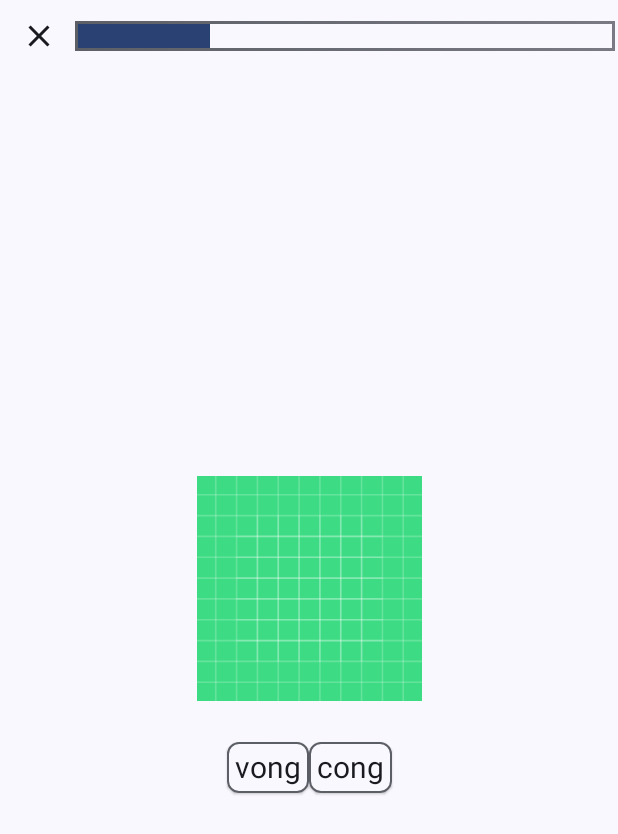
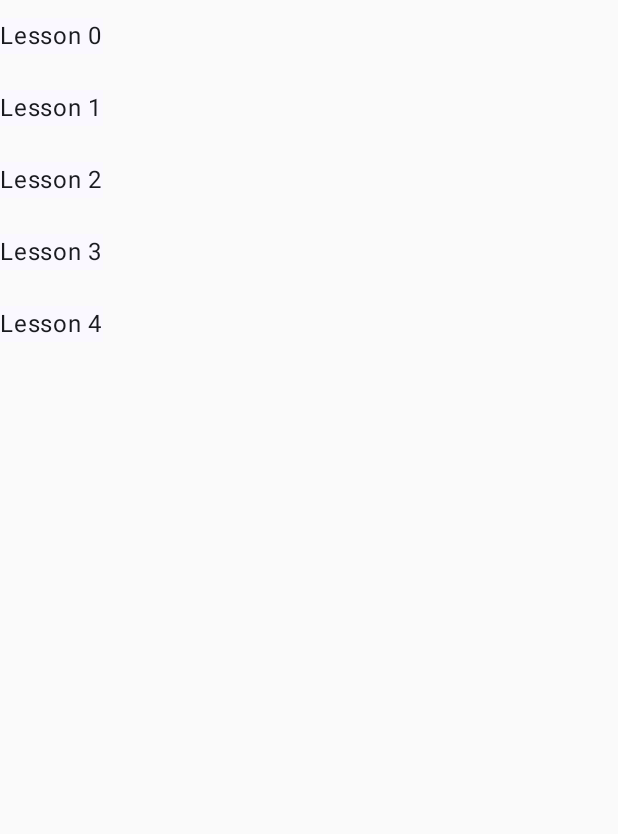
Before and after one commit to ihzonaid/IhLearn, an Android app built with Jetpack Compose: the screen it shows after launch (MainActivity), on a phone screen of 412 x 824 dp. Shown: the top 834 px of the screen. Run offline under Robolectric (Android 15) with nearby library versions, the phone set to English and light mode, and no system bars.

Commit message:
Add new screen lesson with navigation controller

```diff
--- a/app/build.gradle
+++ b/app/build.gradle
@@ -50,6 +50,8 @@ android {
 }
 
 dependencies {
+    implementation platform('androidx.compose:compose-bom:2022.10.00')
+
     // navigation
     def nav_version = "2.5.3"
     implementation "androidx.navigation:navigation-compose:$nav_version"
--- a/app/src/main/java/com/example/learnapp/MainActivity.kt
+++ b/app/src/main/java/com/example/learnapp/MainActivity.kt
@@ -3,18 +3,10 @@ package com.example.learnapp
 import android.os.Bundle
 import androidx.activity.ComponentActivity
 import androidx.activity.compose.setContent
-import androidx.compose.foundation.layout.Column
-import androidx.compose.foundation.layout.fillMaxSize
-import androidx.compose.material3.MaterialTheme
-import androidx.compose.material3.Surface
-import androidx.compose.runtime.getValue
-import androidx.compose.runtime.mutableStateOf
-import androidx.compose.runtime.remember
-import androidx.compose.ui.Modifier
-import com.example.learnapp.ui.components.IntroduceAlphabet
-import com.example.learnapp.ui.components.MyProgressBar
-import com.example.learnapp.ui.components.TapWord
-import com.example.learnapp.ui.components.TapWordStartWithLetter
+import androidx.navigation.compose.NavHost
+import androidx.navigation.compose.composable
+import androidx.navigation.compose.rememberNavController
+import com.example.learnapp.ui.screens.LessonsScreen
 import com.example.learnapp.ui.screens.QuizScreen
 import com.example.learnapp.ui.theme.LearnAppTheme
 
@@ -23,12 +15,20 @@ class MainActivity : ComponentActivity() {
     override fun onCreate(savedInstanceState: Bundle?) {
 
         super.onCreate(savedInstanceState)
+
+
         setContent {
-            val (index, setIndex) = remember { mutableStateOf(0) }
+
             LearnAppTheme {
-                // A surface container using the 'background' color from the theme
-                QuizScreen()
-
+                val navController = rememberNavController()
+                NavHost(navController = navController, startDestination = "lessons") {
+                    composable("lesson") {
+                        QuizScreen(navController = navController)
+                    }
+                    composable("lessons") {
+                        LessonsScreen(onNavigateToLesson = { navController.navigate("lesson") },)
+                    }
+                }
             }
         }
     }
--- a/app/src/main/java/com/example/learnapp/ui/components/TapWordStartWithLetter.kt
+++ b/app/src/main/java/com/example/learnapp/ui/components/TapWordStartWithLetter.kt
@@ -138,8 +138,7 @@ fun GreetingPreview() {
             color = MaterialTheme.colorScheme.background
         ) {
             Column {
-                MyProgressBar()
-
+//                MyProgressBar(navController = navController)
                 TapWordStartWithLetter(listOf("Ami",  "tmi"), listOf("tmi"))
 
             }
--- /dev/null
+++ b/app/src/main/java/com/example/learnapp/ui/screens/LessonsScreen.kt
@@ -0,0 +1,23 @@
+package com.example.learnapp.ui.screens
+
+import androidx.compose.foundation.layout.Column
+import androidx.compose.foundation.lazy.LazyColumn
+import androidx.compose.material3.ExperimentalMaterial3Api
+import androidx.compose.material3.Surface
+import androidx.compose.material3.Text
+import androidx.compose.runtime.Composable
+
+@OptIn(ExperimentalMaterial3Api::class)
+@Composable
+fun LessonsScreen(onNavigateToLesson: () -> Unit){
+    Column() {
+        LazyColumn() {
+            items(5) { index ->
+                Surface(onClick = onNavigateToLesson) {
+                    Text(text = "Lesson $index",)
+                }
+            }
+        }
+
+    }
+}
--- a/app/src/main/java/com/example/learnapp/ui/screens/QuizScreen.kt
+++ b/app/src/main/java/com/example/learnapp/ui/screens/QuizScreen.kt
@@ -1,19 +1,16 @@
 package com.example.learnapp.ui.screens
 
-import android.widget.Toast
 import androidx.compose.foundation.layout.Column
 import androidx.compose.foundation.layout.fillMaxSize
-import androidx.compose.material3.Button
 import androidx.compose.material3.MaterialTheme
 import androidx.compose.material3.Surface
-import androidx.compose.material3.Text
 import androidx.compose.runtime.Composable
 import androidx.compose.runtime.collectAsState
 import androidx.compose.runtime.getValue
-import androidx.compose.runtime.remember
 import androidx.compose.ui.Modifier
 import androidx.compose.ui.platform.LocalContext
 import androidx.lifecycle.viewmodel.compose.viewModel
+import androidx.navigation.NavHostController
 import com.example.learnapp.MainActivityViewModel
 import com.example.learnapp.data.model.LessonState
 import com.example.learnapp.ui.components.IntroduceAlphabet
@@ -25,7 +22,8 @@ import com.example.learnapp.ui.components.TapWordStartWithLetter
 
 @Composable
 fun QuizScreen(
-    lessonViewModel: MainActivityViewModel = viewModel()
+    lessonViewModel: MainActivityViewModel = viewModel(),
+    navController: NavHostController
 ){
     val currentLessonState by lessonViewModel.currentLessonState.collectAsState()
     val context = LocalContext.current
@@ -36,7 +34,7 @@ fun QuizScreen(
         color = MaterialTheme.colorScheme.background
     ) {
         Column {
-            MyProgressBar()
+            MyProgressBar(navController = navController)
 
             when (currentLessonState) {
                 is LessonState.IntroduceAlphabetState -> {
```
Also changed, not shown: app/src/main/java/com/example/learnapp/ui/components/MyProgressBar.kt (+11 -8 lines).
